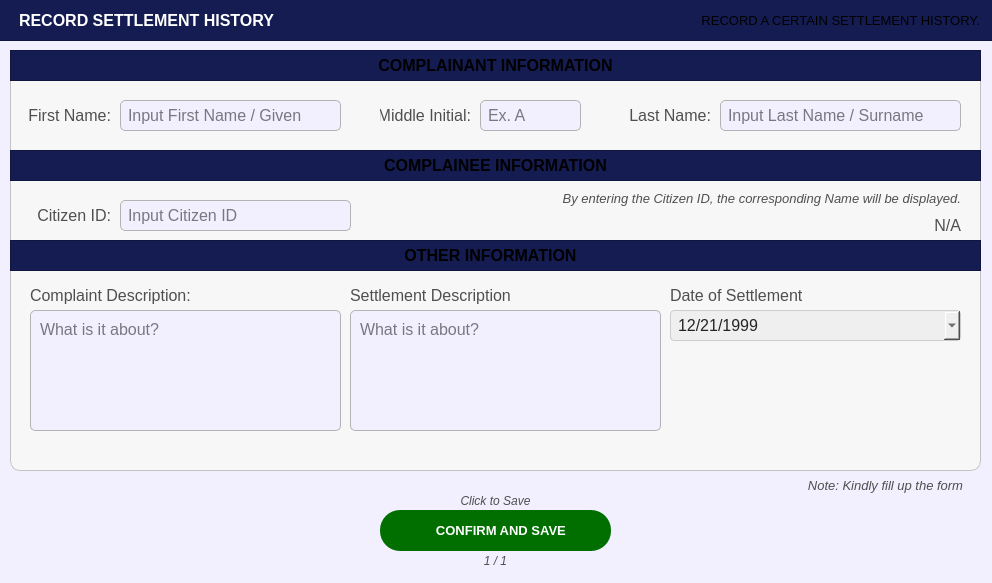
Above: Views/PopUp/Screen_HistoryRecords/record_settlement_history.ui from Yohhannn/Barangay-Records-Statistics-System before the change. Below: the same form after it.
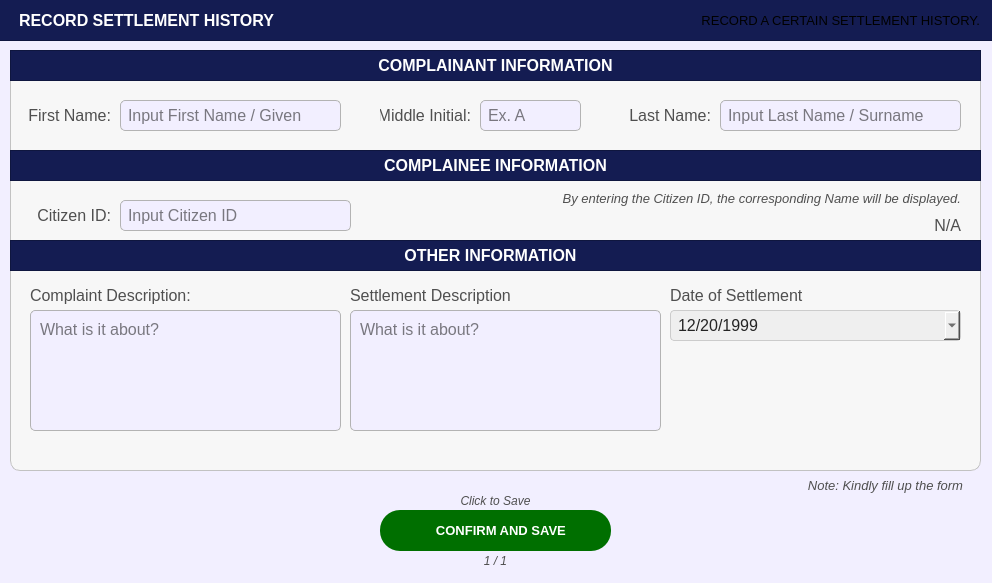
That is the form after the change. Icons and pictures are not drawn.

```diff
--- a/Views/PopUp/Screen_HistoryRecords/record_settlement_history.ui
+++ b/Views/PopUp/Screen_HistoryRecords/record_settlement_history.ui
@@ -555,7 +555,7 @@
       </font>
      </property>
      <property name="styleSheet">
-      <string notr="true">#label_title{
+      <string notr="true">#label_title_3{
 	background-color:transparent;
 	color: rgb(255, 255, 255);
 }</string>
@@ -697,7 +697,7 @@
       </font>
      </property>
      <property name="styleSheet">
-      <string notr="true">#label_title{
+      <string notr="true">#label_title_4{
 	background-color:transparent;
 	color: rgb(255, 255, 255);
 }</string>
@@ -1086,7 +1086,7 @@
       </font>
      </property>
      <property name="styleSheet">
-      <string notr="true">#label_title{
+      <string notr="true">#label_title_5{
 	background-color:transparent;
 	color: rgb(255, 255, 255);
 }</string>
@@ -1158,7 +1158,7 @@
       <second>0</second>
       <year>1999</year>
       <month>12</month>
-      <day>21</day>
+      <day>20</day>
      </datetime>
     </property>
     <property name="displayFormat">
```
